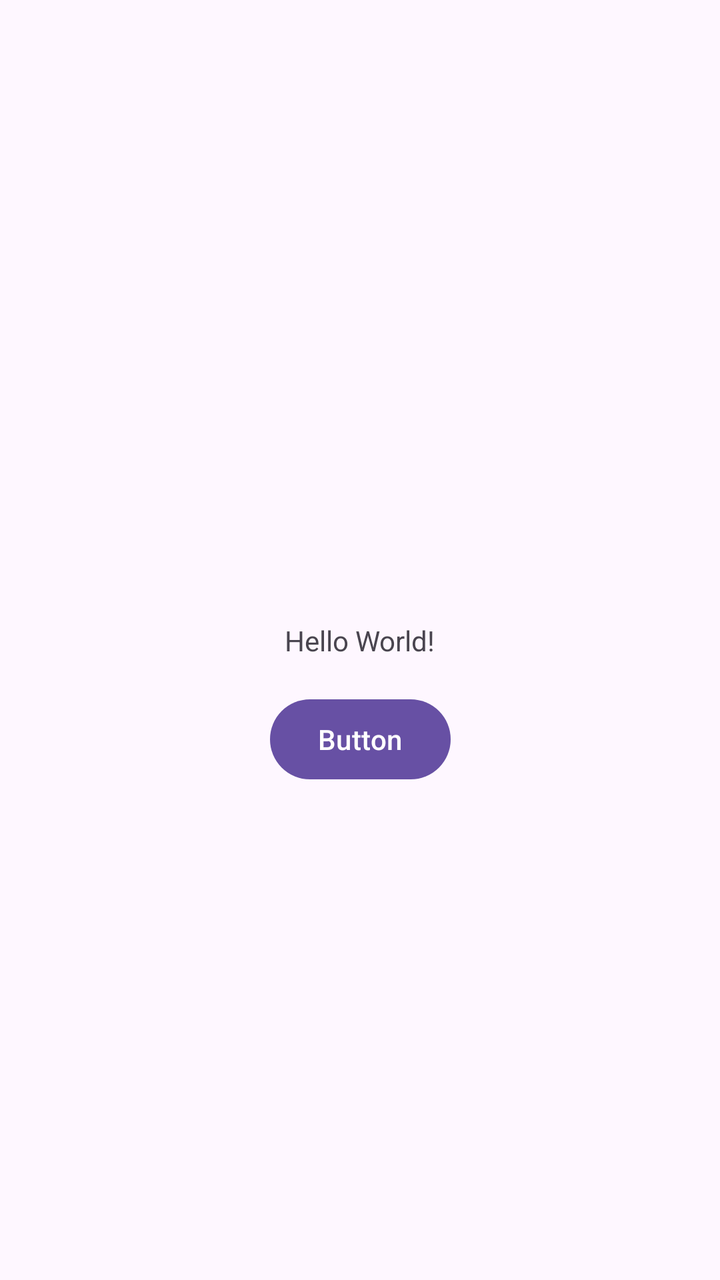
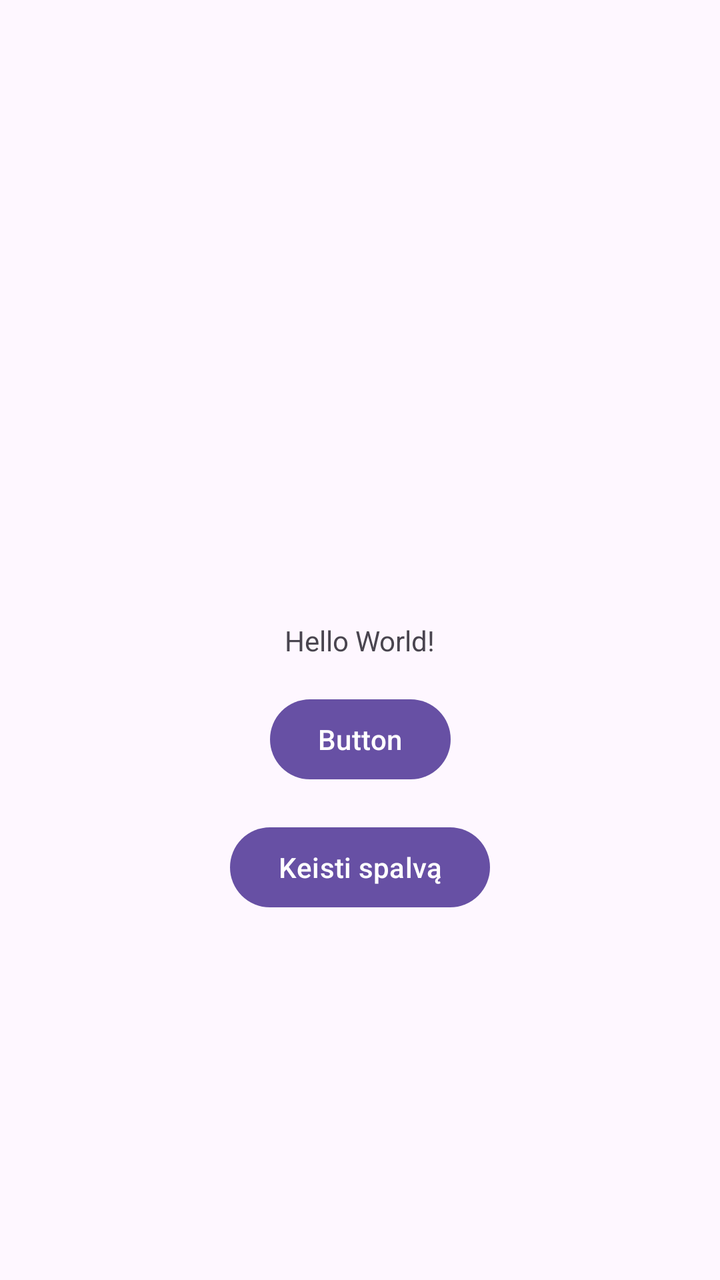

An Android layout rendered at two revisions. The XML below is the earlier revision; the diff shows what the commit changed to produce the second picture.
<!-- AndroidManifest.xml: application theme Theme.HelloWorld -->
<!-- res/layout/activity_main.xml -->
<?xml version="1.0" encoding="utf-8"?>
<androidx.constraintlayout.widget.ConstraintLayout xmlns:android="http://schemas.android.com/apk/res/android"
    xmlns:app="http://schemas.android.com/apk/res-auto"
    xmlns:tools="http://schemas.android.com/tools"
    android:id="@+id/main"
    android:layout_width="match_parent"
    android:layout_height="match_parent"
    tools:context=".MainActivity">

    <TextView
        android:id="@+id/textView"
        android:layout_width="wrap_content"
        android:layout_height="wrap_content"
        android:text="Hello World!"
        app:layout_constraintBottom_toBottomOf="parent"
        app:layout_constraintEnd_toEndOf="parent"
        app:layout_constraintStart_toStartOf="parent"
        app:layout_constraintTop_toTopOf="parent" />

    <Button
        android:id="@+id/button"
        android:layout_width="wrap_content"
        android:layout_height="wrap_content"
        android:text="Button"
        android:layout_marginTop="16dp"
        app:layout_constraintEnd_toEndOf="parent"
        app:layout_constraintStart_toStartOf="parent"
        app:layout_constraintTop_toBottomOf="@id/textView" />

</androidx.constraintlayout.widget.ConstraintLayout>
<!-- resources referenced by this layout -->
<resources>
  <style name="Theme.HelloWorld" parent="Base.Theme.HelloWorld" />
  <style name="Base.Theme.HelloWorld" parent="Theme.Material3.DayNight.NoActionBar">
          
          
      </style>
</resources>

<!-- the commit's change to res/layout/activity_main.xml (unified diff, before → after) -->
@@ -27,4 +27,14 @@
         app:layout_constraintStart_toStartOf="parent"
         app:layout_constraintTop_toBottomOf="@id/textView" />
 
+    <Button
+        android:id="@+id/buttonColor"
+        android:layout_width="wrap_content"
+        android:layout_height="wrap_content"
+        android:text="Keisti spalvą"
+        android:layout_marginTop="16dp"
+        app:layout_constraintEnd_toEndOf="parent"
+        app:layout_constraintStart_toStartOf="parent"
+        app:layout_constraintTop_toBottomOf="@id/button" />
+
 </androidx.constraintlayout.widget.ConstraintLayout>
